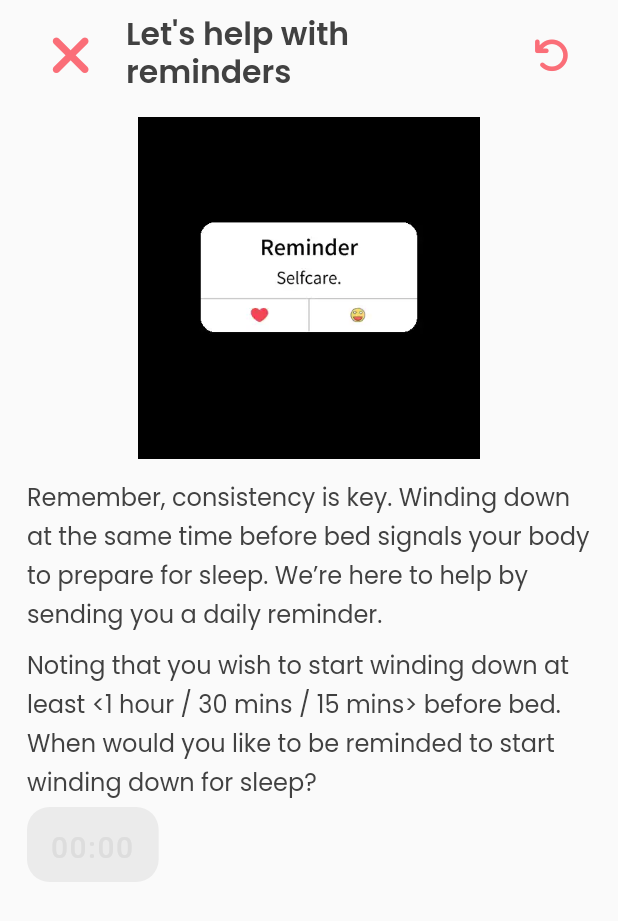
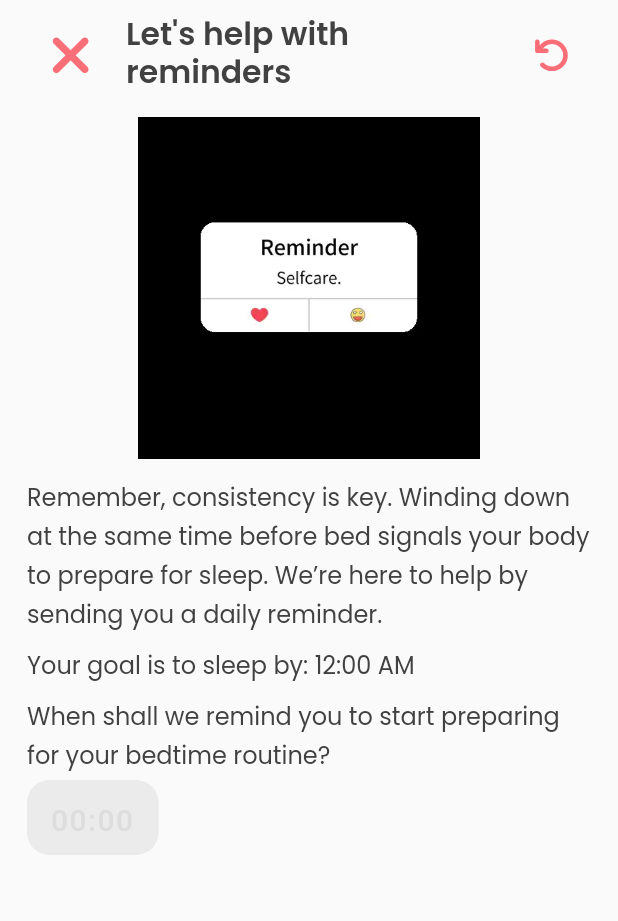
Before and after one commit to heacare/superapp_archive, a Flutter app: the RoutineReminders widget shown alone on an empty page, opened directly, on a phone screen of 412 x 824 dp. Shown: the top 921 px of the screen. Run offline on Flutter 3.47's test engine with Material 2 defaults, Android fonts, the phone set to English and light mode, and no system bars; drawn by our look-alikes of flutter_markdown; our stand-ins replace awesome_notifications, country_picker, date_time_picker, device_info_plus, firebase_auth, firebase_core and 12 more; missing offline and left inert: flutter_custom_tabs, markdown; accounts and stored records are empty; network calls fail; project files that could hold a hidden picture were left out.

Commit message:
SW-131 #comment Updated copy for bedtime reminder page. Also do more autofill notices #resolved-by-me

```diff
--- a/app/lib/pages/sleep/ch06_routine.dart
+++ b/app/lib/pages/sleep/ch06_routine.dart
@@ -337,11 +337,20 @@ class RoutineReminders extends TimePickerPage {
   final image = Image.asset("assets/images/sleep/ch06-reminder-self-care.webp");
 
   @override
-  final markdown = """
+  final markdown = "";
+  @override
+  String getMarkdown(BuildContext context) {
+    TimeOfDay goalsSleepTime = kvReadTimeOfDay("sleep", "goals-sleep-time") ??
+        const TimeOfDay(hour: 0, minute: 0);
+    String goalsSleepTimeText = goalsSleepTime.format(context);
+    return """
 Remember, consistency is key. Winding down at the same time before bed signals your body to prepare for sleep. We’re here to help by sending you a daily reminder.
 
-Noting that you wish to start winding down at least <1 hour / 30 mins / 15 mins> before bed.  When would you like to be reminded to start winding down for sleep?
+Your goal is to sleep by: $goalsSleepTimeText
+
+When shall we remind you to start preparing for your bedtime routine?
 """;
+  }
 
   @override
   final defaultTime = const TimeOfDay(hour: 22, minute: 00);
--- a/app/lib/screens/sleep_checkin.dart
+++ b/app/lib/screens/sleep_checkin.dart
@@ -59,6 +59,14 @@ class SleepCheckinState extends State<SleepCheckin> {
       SleepAutofill? sleepAutofill =
           await serviceLocator<HealthService>().autofillRead1Day();
       if (sleepAutofill == null) {
+        autofillMessageGoBed =
+            "No autofill data available. Please provide your best estimate";
+        autofillMessageAsleepBed =
+            "No autofill data available. Please provide your best estimate";
+        autofillMessage =
+            "No autofill data available. Please provide your best estimate";
+        autofillMessageSleepDuration =
+            "No autofill data available. Please provide your best estimate";
         return;
       }
       String date = "unknown";
@@ -79,7 +87,7 @@ class SleepCheckinState extends State<SleepCheckin> {
               "Data has been autofilled from your last sleep that ended on $date";
         } else {
           autofillMessageGoBed =
-              "No autofill data available. Please provide your best estimate";
+              "No autofill data available for this field. Please provide your best estimate";
         }
         if (sleepAutofill.asleep != null) {
           data.timeAsleepBed = TimeOfDay.fromDateTime(sleepAutofill.asleep!);
@@ -87,7 +95,7 @@ class SleepCheckinState extends State<SleepCheckin> {
               "Data has been autofilled from your last sleep that ended on $date";
         } else {
           autofillMessageAsleepBed =
-              "No autofill data available. Please provide your best estimate";
+              "No autofill data available for this field. Please provide your best estimate";
         }
         if (sleepAutofill.awake != null) {
           data.timeOutBed = TimeOfDay.fromDateTime(sleepAutofill.awake!);
@@ -95,7 +103,7 @@ class SleepCheckinState extends State<SleepCheckin> {
               "Data has been autofilled from your last sleep that ended on $date";
         } else {
           autofillMessage =
-              "No autofill data available. Please provide your best estimate";
+              "No autofill data available for this field. Please provide your best estimate";
         }
         if (sleepAutofill.sleepMinutes > 0) {
           data.sleepDuration = Duration(minutes: sleepAutofill.sleepMinutes);
@@ -103,7 +111,7 @@ class SleepCheckinState extends State<SleepCheckin> {
               "Data has been autofilled from your last sleep that ended on $date";
         } else {
           autofillMessageSleepDuration =
-              "No autofill data available. Please provide your best estimate";
+              "No autofill data available for this field. Please provide your best estimate";
         }
       });
     }();
--- a/app/lib/widgets/page.dart
+++ b/app/lib/widgets/page.dart
@@ -536,6 +536,10 @@ abstract class TimePickerPage extends StatefulWidget {
     return null;
   }
 
+  String getMarkdown(BuildContext context) {
+    return markdown;
+  }
+
   @override
   TimePickerPageState createState() => TimePickerPageState();
 }
@@ -566,6 +570,7 @@ class TimePickerPageState extends State<TimePickerPage> {
         kvWriteTimeOfDay("sleep", widget.valueName, time!);
         canNext = true;
       }
+      String markdown = widget.getMarkdown(context);
       return BasePage(
           title: widget.title,
           nextPage: widget.nextPage,
@@ -576,12 +581,12 @@ class TimePickerPageState extends State<TimePickerPage> {
               children: <Widget>[
                 if (widget.image != null) PageImage(widget.image!),
                 if (widget.image != null) const SizedBox(height: 4.0),
-                if (widget.markdown != "")
+                if (markdown != "")
                   MarkdownBody(
-                      data: widget.markdown,
+                      data: markdown,
                       extensionSet: md.ExtensionSet.gitHubFlavored,
                       styleSheet: markdownStyleSheet),
-                if (widget.markdown != "") const SizedBox(height: 4.0),
+                if (markdown != "") const SizedBox(height: 4.0),
                 TimePickerBlock(
                     defaultTime: widget.defaultTime,
                     time: time,
```
